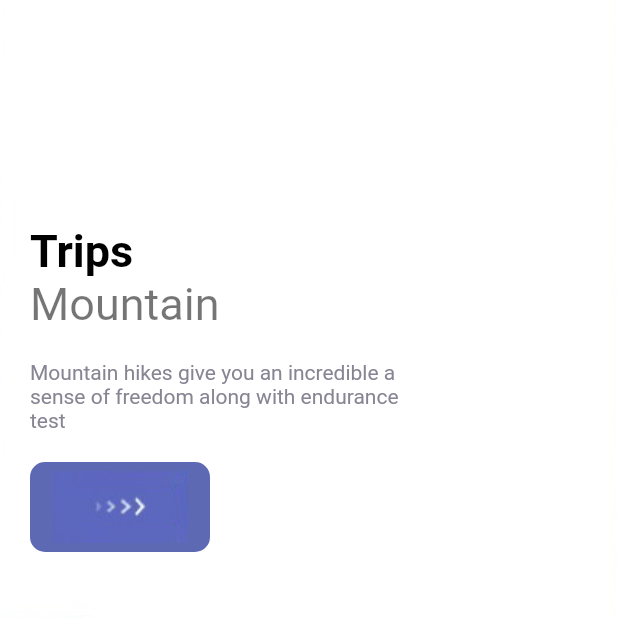
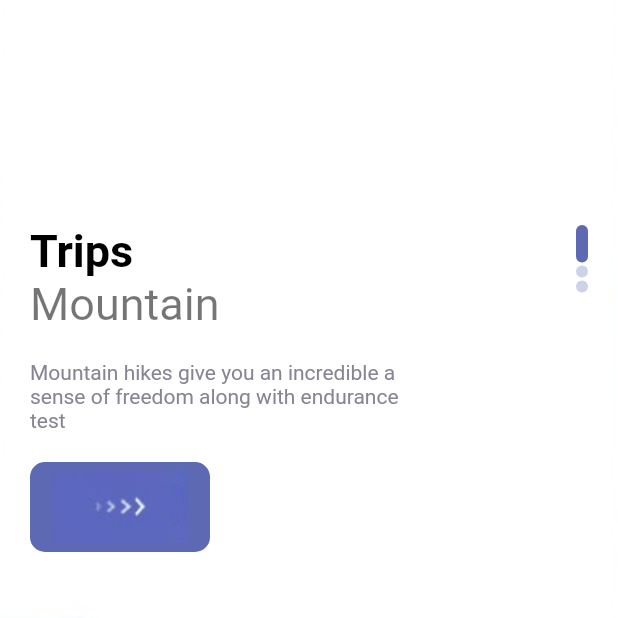
Before and after one commit to johnmuchiriM/Mountain-App, a Flutter app: the screen it shows after launch, on a phone screen of 412 x 824 dp, the top half of it. Run offline on Flutter 3.47's test engine with Material 2 defaults, Android fonts, the phone set to English and light mode, and no system bars.

Commit message:
enh:custom slider complete

```diff
--- a/lib/pages/welcome_page.dart
+++ b/lib/pages/welcome_page.dart
@@ -35,6 +35,7 @@ class _WelcomePageState extends State<WelcomePage> {
               child: Container(
                 margin: const EdgeInsets.only(top: 150, left: 20, right: 20),
                 child: Row(
+                  mainAxisAlignment: MainAxisAlignment.spaceBetween,
                   children: [
                     Column(
                       crossAxisAlignment: CrossAxisAlignment.start,
@@ -61,6 +62,21 @@ class _WelcomePageState extends State<WelcomePage> {
                           width: 120,
                         )
                       ],
+                    ),
+                    Column(
+                      children: List.generate(3, (indexDots) {
+                        return Container(
+                          margin: const EdgeInsets.only(bottom: 2),
+                          width: 8,
+                          height: index == indexDots ? 25 : 8,
+                          decoration: BoxDecoration(
+                            borderRadius: BorderRadius.circular(8),
+                            color: index == indexDots
+                                ? AppColors.mainColor
+                                : AppColors.mainColor.withOpacity(0.3),
+                          ),
+                        );
+                      }),
                     )
                   ],
                 ),
```
